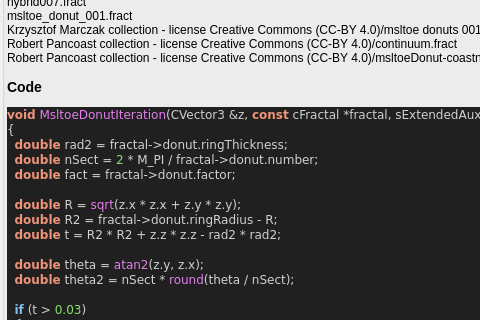
This is mandelbulber2/qt_data/fractal_msltoe_donut.ui in buddhi1980/mandelbulber2 as Qt 5 draws it before an edit; both pictures show x 0 to 480 and y 203 to 523 of the 754 by 834 pixel window. The edited form follows.
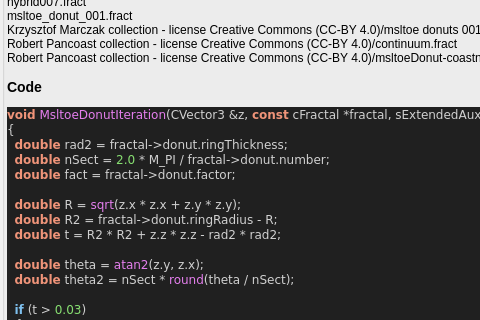
This is the edited form. Custom widgets are drawn as their Qt base class.

Diff of the .ui file:
```diff
--- a/mandelbulber2/qt_data/fractal_msltoe_donut.ui
+++ b/mandelbulber2/qt_data/fractal_msltoe_donut.ui
@@ -292,7 +292,7 @@
 &lt;pre style=&quot;color:#d0d0d0; background-color:#202020;  font-family:'Courier New',monospace;&quot;&gt;&lt;span style=&quot;color:#f09479; font-weight:bold&quot;&gt;void&lt;/span&gt; &lt;span style=&quot;color:#e47eed&quot;&gt;MsltoeDonutIteration&lt;/span&gt;&lt;span style=&quot;color:#d0d0d0&quot;&gt;(&lt;/span&gt;CVector3 &lt;span style=&quot;color:#d0d0d0&quot;&gt;&amp;amp;&lt;/span&gt;z&lt;span style=&quot;color:#d0d0d0&quot;&gt;,&lt;/span&gt; &lt;span style=&quot;color:#f09479; font-weight:bold&quot;&gt;const&lt;/span&gt; cFractal &lt;span style=&quot;color:#d0d0d0&quot;&gt;*&lt;/span&gt;fractal&lt;span style=&quot;color:#d0d0d0&quot;&gt;,&lt;/span&gt; sExtendedAux &lt;span style=&quot;color:#d0d0d0&quot;&gt;&amp;amp;&lt;/span&gt;aux&lt;span style=&quot;color:#d0d0d0&quot;&gt;)&lt;/span&gt;
 &lt;span style=&quot;color:#d0d0d0&quot;&gt;{&lt;/span&gt;
   &lt;span style=&quot;color:#f09479; font-weight:bold&quot;&gt;double&lt;/span&gt; rad2 &lt;span style=&quot;color:#d0d0d0&quot;&gt;=&lt;/span&gt; fractal&lt;span style=&quot;color:#d0d0d0&quot;&gt;-&amp;gt;&lt;/span&gt;donut&lt;span style=&quot;color:#d0d0d0&quot;&gt;.&lt;/span&gt;ringThickness&lt;span style=&quot;color:#d0d0d0&quot;&gt;;&lt;/span&gt;
-  &lt;span style=&quot;color:#f09479; font-weight:bold&quot;&gt;double&lt;/span&gt; nSect &lt;span style=&quot;color:#d0d0d0&quot;&gt;=&lt;/span&gt; &lt;span style=&quot;color:#87df71&quot;&gt;2&lt;/span&gt; &lt;span style=&quot;color:#d0d0d0&quot;&gt;*&lt;/span&gt; M_PI &lt;span style=&quot;color:#d0d0d0&quot;&gt;/&lt;/span&gt; fractal&lt;span style=&quot;color:#d0d0d0&quot;&gt;-&amp;gt;&lt;/span&gt;donut&lt;span style=&quot;color:#d0d0d0&quot;&gt;.&lt;/span&gt;number&lt;span style=&quot;color:#d0d0d0&quot;&gt;;&lt;/span&gt;
+  &lt;span style=&quot;color:#f09479; font-weight:bold&quot;&gt;double&lt;/span&gt; nSect &lt;span style=&quot;color:#d0d0d0&quot;&gt;=&lt;/span&gt; &lt;span style=&quot;color:#87df71&quot;&gt;2.0&lt;/span&gt; &lt;span style=&quot;color:#d0d0d0&quot;&gt;*&lt;/span&gt; M_PI &lt;span style=&quot;color:#d0d0d0&quot;&gt;/&lt;/span&gt; fractal&lt;span style=&quot;color:#d0d0d0&quot;&gt;-&amp;gt;&lt;/span&gt;donut&lt;span style=&quot;color:#d0d0d0&quot;&gt;.&lt;/span&gt;number&lt;span style=&quot;color:#d0d0d0&quot;&gt;;&lt;/span&gt;
   &lt;span style=&quot;color:#f09479; font-weight:bold&quot;&gt;double&lt;/span&gt; fact &lt;span style=&quot;color:#d0d0d0&quot;&gt;=&lt;/span&gt; fractal&lt;span style=&quot;color:#d0d0d0&quot;&gt;-&amp;gt;&lt;/span&gt;donut&lt;span style=&quot;color:#d0d0d0&quot;&gt;.&lt;/span&gt;factor&lt;span style=&quot;color:#d0d0d0&quot;&gt;;&lt;/span&gt;
 
   &lt;span style=&quot;color:#f09479; font-weight:bold&quot;&gt;double&lt;/span&gt; R &lt;span style=&quot;color:#d0d0d0&quot;&gt;=&lt;/span&gt; &lt;span style=&quot;color:#e47eed&quot;&gt;sqrt&lt;/span&gt;&lt;span style=&quot;color:#d0d0d0&quot;&gt;(&lt;/span&gt;z&lt;span style=&quot;color:#d0d0d0&quot;&gt;.&lt;/span&gt;x &lt;span style=&quot;color:#d0d0d0&quot;&gt;*&lt;/span&gt; z&lt;span style=&quot;color:#d0d0d0&quot;&gt;.&lt;/span&gt;x &lt;span style=&quot;color:#d0d0d0&quot;&gt;+&lt;/span&gt; z&lt;span style=&quot;color:#d0d0d0&quot;&gt;.&lt;/span&gt;y &lt;span style=&quot;color:#d0d0d0&quot;&gt;*&lt;/span&gt; z&lt;span style=&quot;color:#d0d0d0&quot;&gt;.&lt;/span&gt;y&lt;span style=&quot;color:#d0d0d0&quot;&gt;);&lt;/span&gt;
```
